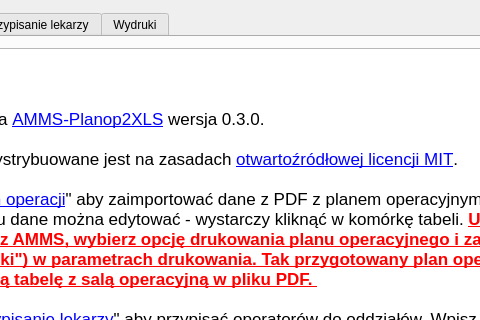
Qt form amms_planop2xls/mainwindow.ui (mpasternak/amms-planop2xls) before a commit; both pictures show x 249 to 729 and y 0 to 320 of the 914 by 676 pixel window.
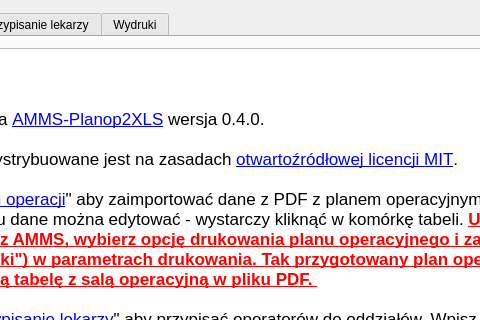
The same form after that commit. Icons and pictures are not drawn.

Patch:
```diff
--- a/amms_planop2xls/mainwindow.ui
+++ b/amms_planop2xls/mainwindow.ui
@@ -40,7 +40,7 @@
 &lt;/style&gt;&lt;/head&gt;&lt;body style=&quot; font-family:'.SF NS Text'; font-size:13pt; font-weight:400; font-style:normal;&quot;&gt;
 &lt;p style=&quot; margin-top:0px; margin-bottom:0px; margin-left:0px; margin-right:0px; -qt-block-indent:0; text-indent:0px;&quot;&gt;&lt;span style=&quot; font-size:18pt; font-weight:600;&quot;&gt;Instrukcja obsługi&lt;/span&gt;&lt;/p&gt;
 &lt;p style=&quot;-qt-paragraph-type:empty; margin-top:0px; margin-bottom:0px; margin-left:0px; margin-right:0px; -qt-block-indent:0; text-indent:0px; font-size:18pt; font-weight:600;&quot;&gt;&lt;br /&gt;&lt;/p&gt;
-&lt;p style=&quot; margin-top:0px; margin-bottom:0px; margin-left:0px; margin-right:0px; -qt-block-indent:0; text-indent:0px;&quot;&gt;Korzystasz z oprogramowania &lt;a href=&quot;https://github.com/mpasternak/amms-planop2xls&quot;&gt;&lt;span style=&quot; text-decoration: underline; color:#0000ff;&quot;&gt;AMMS-Planop2XLS&lt;/span&gt;&lt;/a&gt; wersja 0.3.0. &lt;/p&gt;
+&lt;p style=&quot; margin-top:0px; margin-bottom:0px; margin-left:0px; margin-right:0px; -qt-block-indent:0; text-indent:0px;&quot;&gt;Korzystasz z oprogramowania &lt;a href=&quot;https://github.com/mpasternak/amms-planop2xls&quot;&gt;&lt;span style=&quot; text-decoration: underline; color:#0000ff;&quot;&gt;AMMS-Planop2XLS&lt;/span&gt;&lt;/a&gt; wersja 0.4.0. &lt;/p&gt;
 &lt;p style=&quot;-qt-paragraph-type:empty; margin-top:0px; margin-bottom:0px; margin-left:0px; margin-right:0px; -qt-block-indent:0; text-indent:0px;&quot;&gt;&lt;br /&gt;&lt;/p&gt;
 &lt;p style=&quot; margin-top:0px; margin-bottom:0px; margin-left:0px; margin-right:0px; -qt-block-indent:0; text-indent:0px;&quot;&gt;Niniejsze oprogramowanie dystrybuowane jest na zasadach &lt;a href=&quot;https://pl.wikipedia.org/wiki/Licencja_MIT&quot;&gt;&lt;span style=&quot; text-decoration: underline; color:#0000ff;&quot;&gt;otwartoźródłowej licencji MIT&lt;/span&gt;&lt;/a&gt;. &lt;/p&gt;
 &lt;p style=&quot;-qt-paragraph-type:empty; margin-top:0px; margin-bottom:0px; margin-left:0px; margin-right:0px; -qt-block-indent:0; text-indent:0px;&quot;&gt;&lt;br /&gt;&lt;/p&gt;
```
